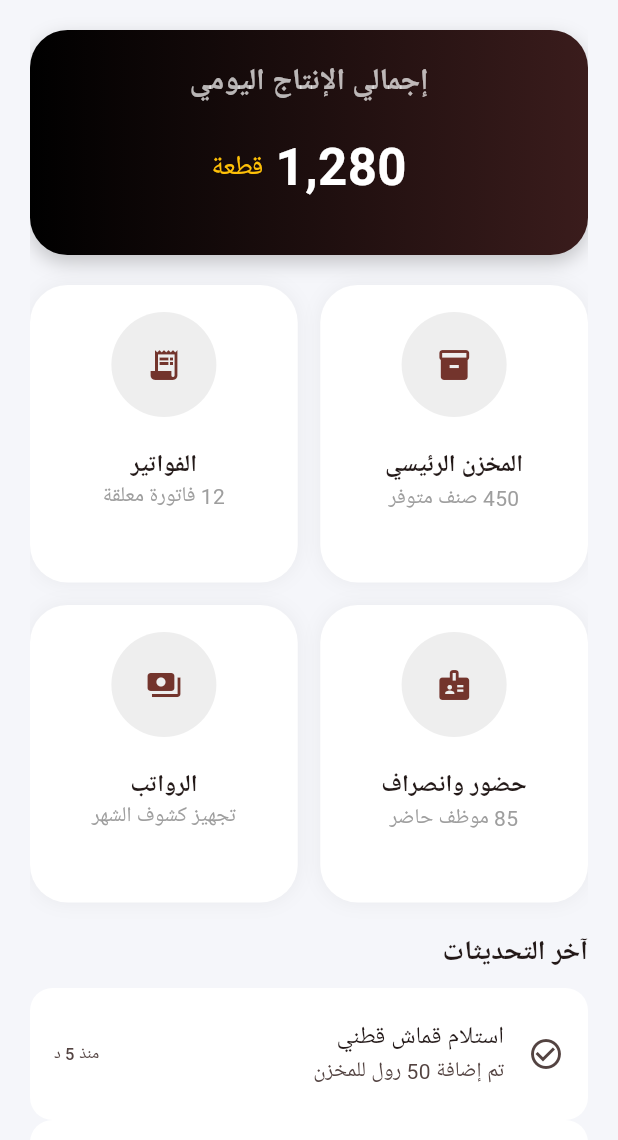
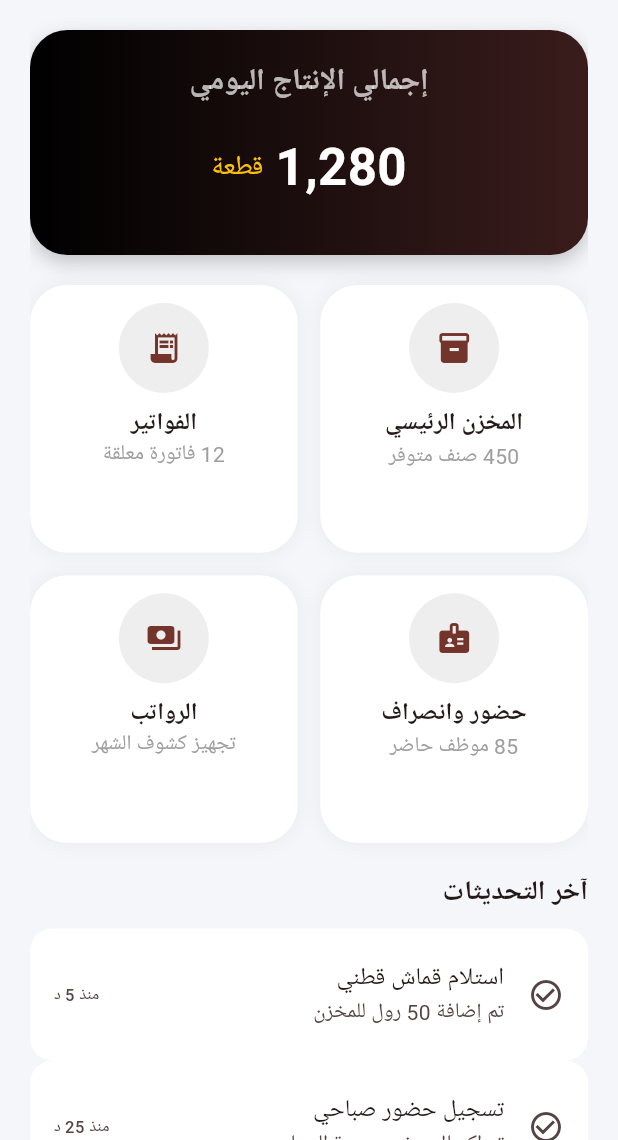
Before and after one commit to Mohammed-AbdElhakim/hi_class_factory, a Flutter app: the HomeView screen opened directly, on a phone screen of 412 x 824 dp, the part 96-1236 px from its top. Run offline on Flutter 3.47's test engine with Material 3 defaults, Android fonts, the phone set to English and light mode, and no system bars; our stand-ins replace cloud_firestore, dartz, equatable, firebase_auth, firebase_core, flutter_bloc and 3 more; accounts and stored records are empty; Roboto replaces fonts that are missing (Poppins).

Commit message:
solve error in home.

```diff
--- a/lib/features/home/presentation/views/home_view.dart
+++ b/lib/features/home/presentation/views/home_view.dart
@@ -138,7 +138,7 @@ class GridSection extends StatelessWidget {
       crossAxisCount: 2,
       mainAxisSpacing: 15,
       crossAxisSpacing: 15,
-      childAspectRatio: 0.9,
+      childAspectRatio: 1,
       children: const [
         DashboardCard(
           icon: Icons.inventory_2,
@@ -203,7 +203,7 @@ class DashboardCard extends StatelessWidget {
         Navigator.push(context, MaterialPageRoute(builder: (_) => page));
       },
       child: Container(
-        padding: const EdgeInsets.all(18),
+        padding: const EdgeInsets.all(12),
         decoration: BoxDecoration(
           color: Colors.white,
           borderRadius: BorderRadius.circular(25),
@@ -215,11 +215,11 @@ class DashboardCard extends StatelessWidget {
           crossAxisAlignment: CrossAxisAlignment.center,
           children: [
             CircleAvatar(
-              radius: 35,
+              radius: 30,
               backgroundColor: Colors.grey.shade200,
               child: Icon(icon),
             ),
-            const SizedBox(height: 20),
+            const SizedBox(height: 8),
             Text(
               title,
               style: const TextStyle(fontWeight: FontWeight.bold, fontSize: 16),
```
